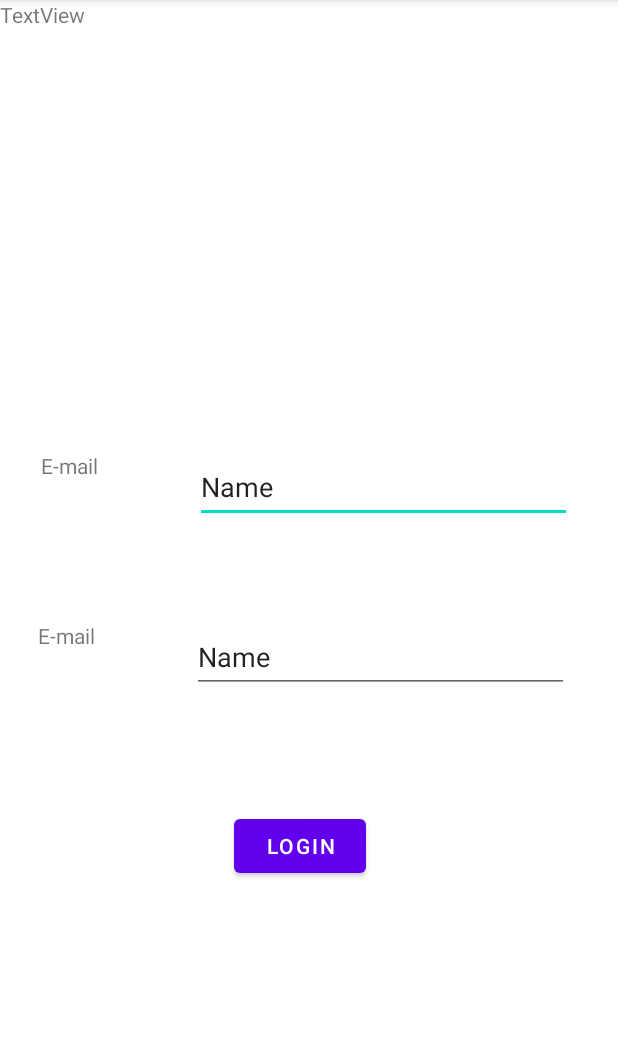
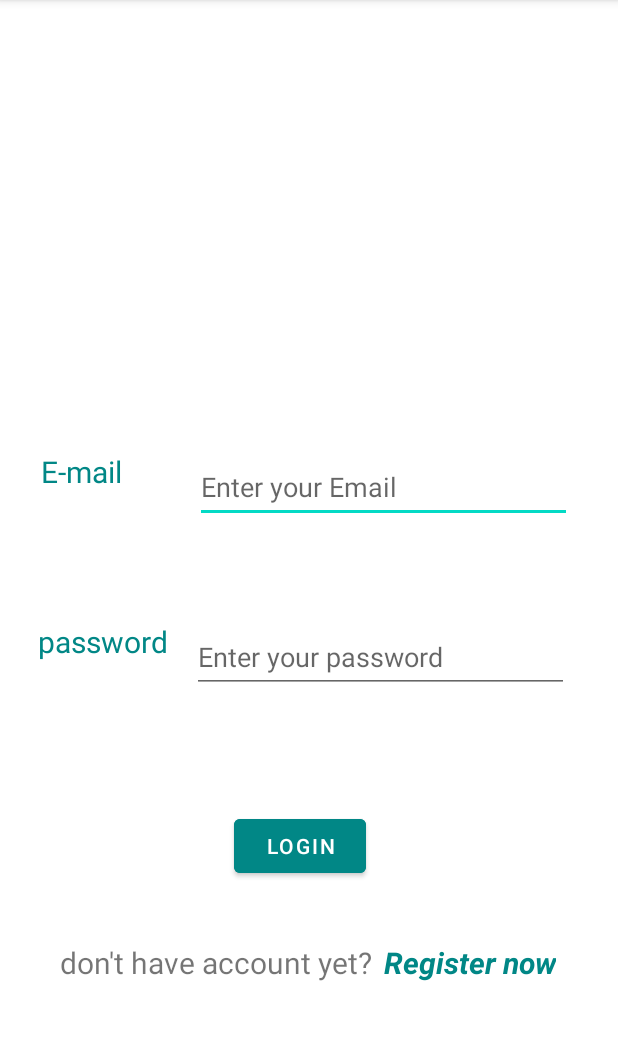
Before and after one commit to EshraqAlmalki/Value, an Android app: the screen it shows after launch (MainActivity), on a phone screen of 412 x 824 dp, the part 84-1124 px from its top. Run offline under Robolectric (Android 15) with nearby library versions, the phone set to English and light mode, and no system bars; our stand-ins replace Firebase (no records; nobody signed in at launch, a user with empty details on screens opened directly), Room's generated code, navigation-ui.

Commit message:
to be continue

```diff
--- a/app/src/main/java/com/tuwaiq/value/steps/StepsCountFragment.kt
+++ b/app/src/main/java/com/tuwaiq/value/steps/StepsCountFragment.kt
@@ -55,7 +55,8 @@ class StepsCountFragment : Fragment() , SensorEventListener{
     override fun onResume() {
         super.onResume()
         running = true
-        val stepsSensor = sensorManager?.getDefaultSensor(Sensor.TYPE_STEP_COUNTER)
+        val stepsSensor = sensorManager?.getDefaultSensor(Sensor
+            .TYPE_STEP_COUNTER)
 
         if (stepsSensor == null) {
             showToast("No Step Counter Sensor !")
@@ -96,4 +97,6 @@ class StepsCountFragment : Fragment() , SensorEventListener{
 //        findNavController().navigate(R.id.personalInfoFragment)
     }
 
+
+
 }
--- a/app/src/main/res/layout/login_fragment.xml
+++ b/app/src/main/res/layout/login_fragment.xml
@@ -23,6 +23,8 @@
             android:layout_marginStart="5dp"
             android:layout_marginTop="23dp"
             android:text="E-mail"
+            android:textColor="@color/teal_700"
+            android:textSize="20sp"
             app:layout_constraintStart_toStartOf="parent"
             app:layout_constraintTop_toTopOf="parent" />
 
@@ -32,8 +34,8 @@
             android:layout_height="48dp"
             android:layout_marginTop="23dp"
             android:ems="10"
+            android:hint="Enter your Email"
             android:inputType="textPersonName"
-            android:text="Name"
             app:layout_constraintEnd_toEndOf="parent"
             app:layout_constraintStart_toEndOf="@+id/textView"
             app:layout_constraintTop_toTopOf="parent" />
@@ -54,7 +56,9 @@
             android:layout_height="43dp"
             android:layout_marginStart="5dp"
             android:layout_marginTop="23dp"
-            android:text="E-mail"
+            android:text="password"
+            android:textColor="@color/teal_700"
+            android:textSize="20sp"
             app:layout_constraintStart_toStartOf="parent"
             app:layout_constraintTop_toTopOf="parent" />
 
@@ -64,8 +68,8 @@
             android:layout_height="48dp"
             android:layout_marginTop="23dp"
             android:ems="10"
+            android:hint="Enter your password"
             android:inputType="textPersonName"
-            android:text="Name"
             app:layout_constraintEnd_toEndOf="parent"
             app:layout_constraintStart_toEndOf="@+id/textView3"
             app:layout_constraintTop_toTopOf="parent" />
@@ -77,6 +81,7 @@
         android:layout_height="wrap_content"
         android:layout_marginStart="156dp"
         android:layout_marginTop="68dp"
+        android:backgroundTint="@color/teal_700"
         android:text="login"
         app:layout_constraintStart_toStartOf="parent"
         app:layout_constraintTop_toBottomOf="@+id/constraintLayout1" />
@@ -85,9 +90,25 @@
         android:id="@+id/register_click"
         android:layout_width="wrap_content"
         android:layout_height="wrap_content"
-        android:text="TextView"
-        tools:layout_editor_absoluteX="204dp"
-        tools:layout_editor_absoluteY="616dp"
+        android:layout_marginStart="256dp"
+        android:layout_marginTop="40dp"
+        android:text="Register now"
+        android:textColor="@color/teal_700"
+        android:textSize="20sp"
+        android:textStyle="bold|italic"
+        app:layout_constraintStart_toStartOf="parent"
+        app:layout_constraintTop_toBottomOf="@+id/login_btn"
         tools:ignore="MissingConstraints" />
 
+    <TextView
+        android:id="@+id/textView5"
+        android:layout_width="wrap_content"
+        android:layout_height="wrap_content"
+        android:layout_marginTop="40dp"
+        android:layout_marginEnd="8dp"
+        android:text="don't have account yet?"
+        android:textSize="20sp"
+        app:layout_constraintEnd_toStartOf="@+id/register_click"
+        app:layout_constraintTop_toBottomOf="@+id/login_btn" />
+
 </androidx.constraintlayout.widget.ConstraintLayout>
--- a/app/src/main/res/layout/register_fragment.xml
+++ b/app/src/main/res/layout/register_fragment.xml
@@ -15,9 +15,9 @@
         android:layout_marginTop="70dp"
         android:layout_marginEnd="132dp"
         android:ems="10"
+        android:hint="username:"
         android:inputType="textPersonName"
         android:minHeight="48dp"
-        android:text="@string/username"
         app:layout_constraintEnd_toEndOf="parent"
         app:layout_constraintStart_toStartOf="parent"
         app:layout_constraintTop_toTopOf="parent" />
@@ -30,6 +30,7 @@
         android:layout_marginTop="92dp"
         android:layout_marginEnd="138dp"
         android:ems="10"
+        android:hint="password"
         android:inputType="textPassword"
         android:minHeight="48dp"
         app:layout_constraintEnd_toEndOf="parent"
@@ -45,6 +46,7 @@
         android:layout_marginTop="18dp"
         android:layout_marginEnd="138dp"
         android:ems="10"
+        android:hint="confirm password"
         android:inputType="textPassword"
         android:minHeight="48dp"
         app:layout_constraintEnd_toEndOf="parent"
@@ -60,6 +62,7 @@
         android:layout_marginTop="94dp"
         android:layout_marginEnd="143dp"
         android:ems="10"
+        android:hint="E-mail"
         android:inputType="textEmailAddress"
         android:minHeight="48dp"
         app:layout_constraintEnd_toEndOf="parent"
--- a/app/src/main/res/layout/steps_count_fragment.xml
+++ b/app/src/main/res/layout/steps_count_fragment.xml
@@ -11,10 +11,11 @@
         android:id="@+id/stepsLbl"
         android:layout_width="wrap_content"
         android:layout_height="wrap_content"
-        android:layout_marginEnd="8dp"
         android:layout_marginStart="8dp"
         android:layout_marginTop="108dp"
+        android:layout_marginEnd="8dp"
         android:text="Steps"
+        android:textColor="@color/teal_700"
         android:textSize="50sp"
         app:layout_constraintEnd_toEndOf="parent"
         app:layout_constraintStart_toStartOf="parent"
@@ -24,10 +25,11 @@
         android:id="@+id/stepsValue"
         android:layout_width="wrap_content"
         android:layout_height="wrap_content"
-        android:layout_marginEnd="8dp"
         android:layout_marginStart="8dp"
         android:layout_marginTop="48dp"
+        android:layout_marginEnd="8dp"
         android:text="0"
+        android:textColor="#A100897B"
         android:textSize="35sp"
         app:layout_constraintEnd_toEndOf="parent"
         app:layout_constraintStart_toStartOf="parent"
```
Also changed, not shown: app/src/main/java/com/tuwaiq/value/authentication/register/NextRegisterFragment.kt (+1 -10 lines), app/src/main/java/com/tuwaiq/value/homePage/HomePageFragment.kt (+20 -23 lines), app/src/main/java/com/tuwaiq/value/homePage/HomePageViewModel.kt (+2 -38 lines), app/src/main/java/com/tuwaiq/value/personalInfo/PersonalInfoFragment.kt (+19 -2 lines), app/src/main/java/com/tuwaiq/value/timer/TimerFragment.kt (+22 -20 lines), app/src/main/res/layout/timer_fragment.xml (+8 -4 lines).
